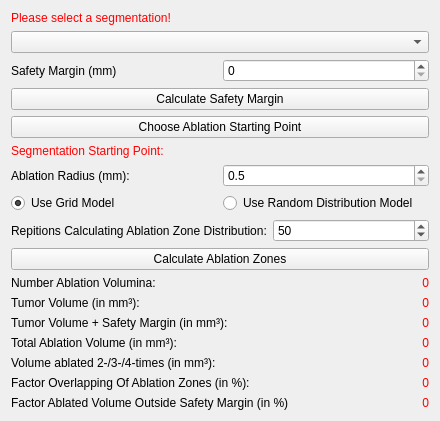
Before: the Qt Designer form Plugins/org.mitk.gui.qt.ablationplanning/src/internal/QmitkAblationPlanningViewControls.ui in alaansheikhani/MITK, drawn with Qt 5.
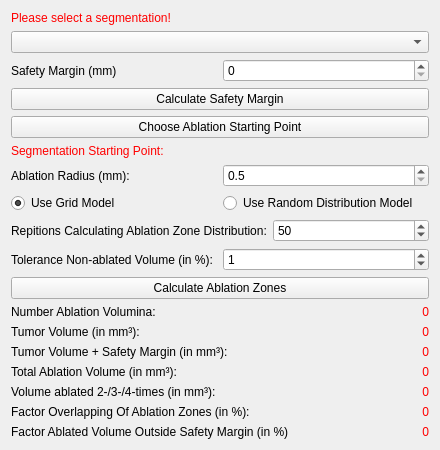
After: the same form once the commit is applied. Icons and pictures are not drawn. Custom widgets are drawn as their Qt base class.

Commit message: Optimized the random distribution calculation model further: ablation zones, which are more than 30% outside the tumor/safety-margin volume, will be moved towards the tumor. Hint: The optimization improves mainly the random distribution calculation model, the grid calculation model not at all, till now. Added the possibility to adjust a tolerance-Factor of non ablated safety margin/tumor tissue.

Patch:
```diff
--- a/Plugins/org.mitk.gui.qt.ablationplanning/src/internal/QmitkAblationPlanningViewControls.ui
+++ b/Plugins/org.mitk.gui.qt.ablationplanning/src/internal/QmitkAblationPlanningViewControls.ui
@@ -7,7 +7,7 @@
     <x>0</x>
     <y>0</y>
     <width>440</width>
-    <height>386</height>
+    <height>414</height>
    </rect>
   </property>
   <property name="minimumSize">
@@ -169,6 +169,30 @@
      </item>
     </layout>
    </item>
+   <item>
+    <layout class="QHBoxLayout" name="horizontalLayout_5">
+     <property name="topMargin">
+      <number>0</number>
+     </property>
+     <item>
+      <widget class="QLabel" name="toleranceNonAblatedTumorSafetyMarginVolumeLabel">
+       <property name="text">
+        <string>Tolerance Non-ablated Volume (in %):</string>
+       </property>
+      </widget>
+     </item>
+     <item>
+      <widget class="QSpinBox" name="toleranceNonAblatedTumorSafetyMarginVolumeSpinBox">
+       <property name="maximum">
+        <number>20</number>
+       </property>
+       <property name="value">
+        <number>1</number>
+       </property>
+      </widget>
+     </item>
+    </layout>
+   </item>
    <item>
     <widget class="QPushButton" name="calculateAblationZonesPushButton">
      <property name="text">
```
The commit also changes 2 other files.
